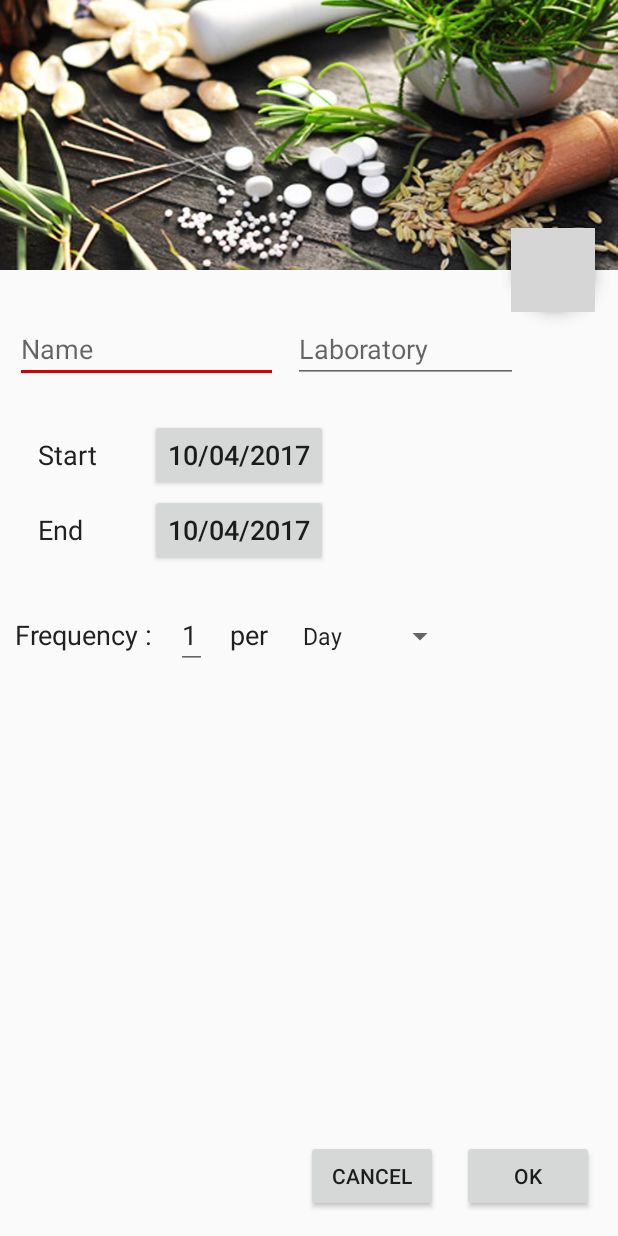
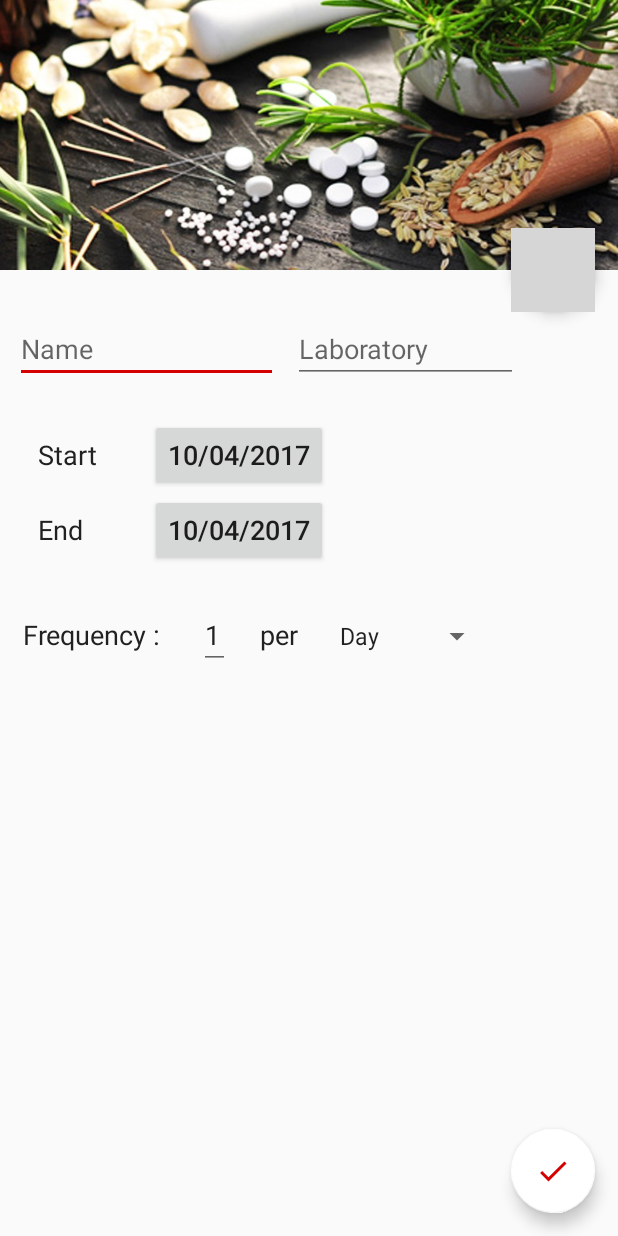
Before and after one commit to florentphilippe/LAY, an Android app: the NewDrug screen opened directly, with no data from a screen before it, on a phone screen of 412 x 824 dp. Run offline under Robolectric (Android 15) with nearby library versions, the phone set to English and light mode, and no system bars; grey boxes are pictures that could not be loaded.

Commit message:
Changing the "ok" button to a FAB => activity new drug

```diff
--- /dev/null
+++ b/app/src/main/res/drawable/ic_done.xml
@@ -0,0 +1,9 @@
+<vector xmlns:android="http://schemas.android.com/apk/res/android"
+        android:width="24dp"
+        android:height="24dp"
+        android:viewportWidth="24.0"
+        android:viewportHeight="24.0">
+    <path
+        android:fillColor="#d50000"
+        android:pathData="M9,16.2L4.8,12l-1.4,1.4L9,19 21,7l-1.4,-1.4L9,16.2z"/>
+</vector>
--- a/app/src/main/res/layout/activity_new_drug.xml
+++ b/app/src/main/res/layout/activity_new_drug.xml
@@ -82,29 +82,13 @@
             android:layout_toRightOf="@id/text_start"
             android:textSize="18sp" />
 
-        <Button
-            android:id="@+id/button_ok"
-            android:layout_width="wrap_content"
-            android:layout_height="wrap_content"
-            android:layout_alignParentBottom="true"
-            android:layout_alignParentEnd="true"
-            android:layout_margin="@dimen/activity_horizontal_margin"
-            android:text="@string/button_ok" />
-
-        <Button
-            android:id="@+id/button_cancel"
-            android:layout_width="wrap_content"
-            android:layout_height="wrap_content"
-            android:layout_alignBaseline="@id/button_ok"
-            android:layout_toLeftOf="@id/button_ok"
-            android:text="@string/button_cancel" />
 
         <TextView
             android:id="@+id/text_frequency"
             android:layout_width="wrap_content"
             android:layout_height="wrap_content"
             android:layout_below="@id/text_end"
-            android:layout_marginLeft="10dp"
+            android:layout_marginLeft="15dp"
             android:layout_marginTop="45dp"
             android:text="@string/text_frequency"
             android:textColor="@color/blackFonce"
@@ -116,7 +100,7 @@
             android:layout_height="wrap_content"
             android:layout_toRightOf="@id/text_frequency"
             android:layout_alignBaseline="@id/text_frequency"
-            android:layout_marginLeft="15dp"
+            android:layout_marginLeft="25dp"
             android:textColor="@color/blackFonce"
             android:inputType="number"
             android:text="1" />
@@ -127,7 +111,7 @@
             android:layout_height="wrap_content"
             android:layout_toRightOf="@id/edit_frequency"
             android:layout_alignBaseline="@id/edit_frequency"
-            android:layout_marginLeft="15dp"
+            android:layout_marginLeft="20dp"
             android:textColor="@color/blackFonce"
             android:textSize="18sp"
             android:text="@string/text_middle_frequency"
@@ -139,9 +123,21 @@
             android:layout_height="wrap_content"
             android:layout_toRightOf="@id/text_middle_frequency"
             android:layout_alignBaseline="@id/text_middle_frequency"
-            android:layout_marginLeft="15dp"
+            android:layout_marginLeft="20dp"
             android:prompt="@string/spinner_prompt"
             android:entries="@array/spinner_frequency_selector"
+            />
+
+        <android.support.design.widget.FloatingActionButton
+            android:layout_width="wrap_content"
+            android:layout_height="wrap_content"
+            android:layout_alignParentBottom="true"
+            android:layout_alignParentRight="true"
+            android:layout_margin="15dp"
+            android:src="@drawable/ic_done"
+            app:backgroundTint="#ffffff"
+            android:clickable="true"
+            app:fabSize="normal"
             />
 
 
--- a/app/src/main/res/values/colors.xml
+++ b/app/src/main/res/values/colors.xml
@@ -4,4 +4,5 @@
     <color name="colorPrimaryDark">#303f9f</color>
     <color name="colorAccent">#d50000</color>
     <color name="blackFonce">#212121</color>
+    <color name="materialGrey">#bdbdbd</color>
 </resources>
```
